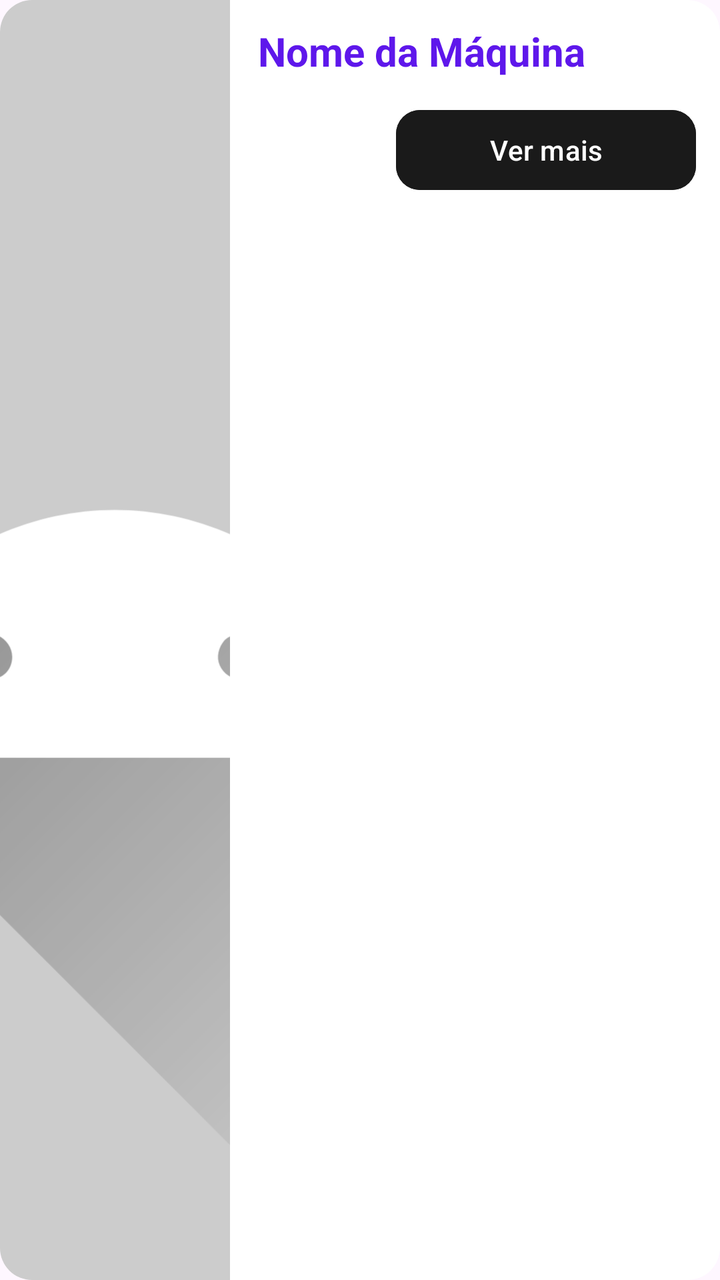
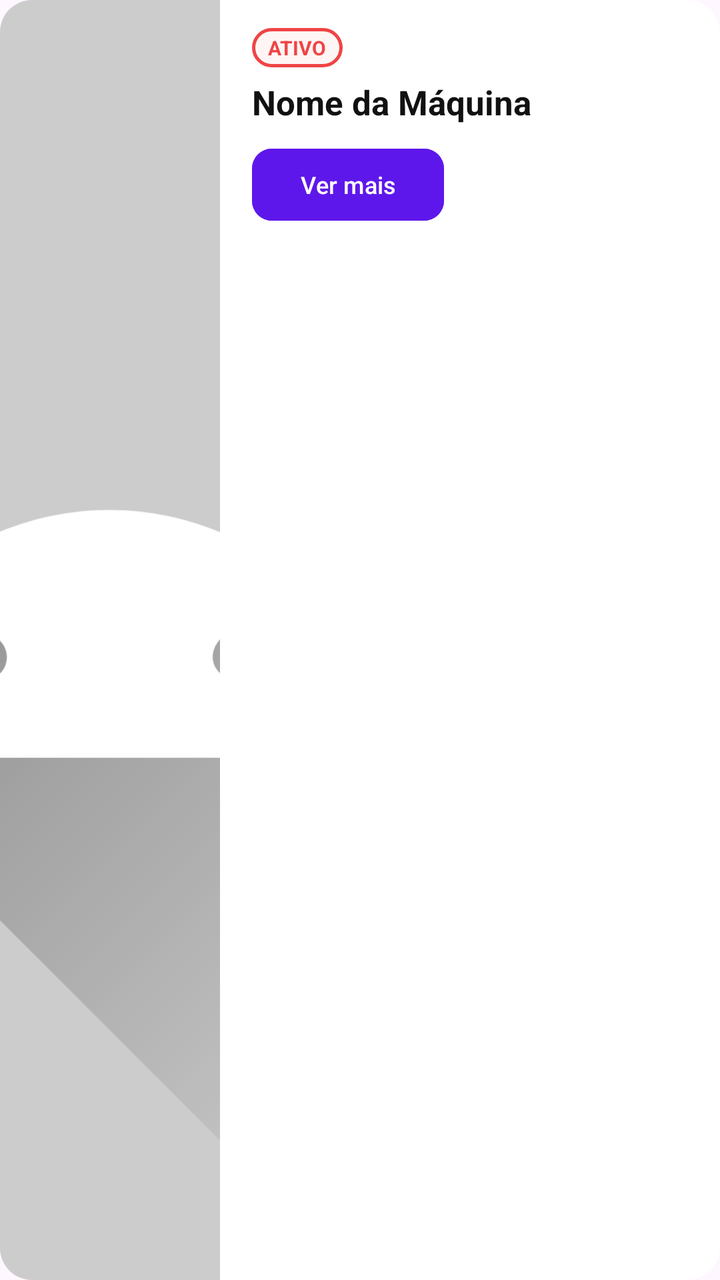

The first picture is an Android layout as it rendered before a commit; the second is the same layout after the commit. The layout source and the unified diff follow.
<!-- AndroidManifest.xml: application theme Theme.Orbis -->
<!-- res/layout/item_alerta.xml -->
<?xml version="1.0" encoding="utf-8"?>
<androidx.cardview.widget.CardView
    xmlns:android="http://schemas.android.com/apk/res/android"
    xmlns:app="http://schemas.android.com/apk/res-auto"
    android:layout_width="match_parent"
    android:layout_height="wrap_content"
    android:layout_marginBottom="12dp"
    app:cardCornerRadius="16dp"
    app:cardElevation="0dp"
    app:cardBackgroundColor="@color/white"
    app:strokeWidth="1.5dp"
    app:strokeColor="@color/border">

    <RelativeLayout
        android:layout_width="match_parent"
        android:layout_height="wrap_content">

        
        <ImageView
            android:id="@+id/imgAlerta"
            android:layout_width="115dp"
            android:layout_height="match_parent"
            android:minHeight="120dp"
            android:src="@drawable/ic_launcher_foreground"
            android:scaleType="centerCrop"
            android:background="@color/imageBackground"
            android:layout_alignParentStart="true"
            android:layout_alignParentTop="true"
            android:layout_alignParentBottom="true" />

        
        <LinearLayout
            android:layout_width="match_parent"
            android:layout_height="wrap_content"
            android:orientation="vertical"
            android:layout_toEndOf="@id/imgAlerta"
            android:padding="12dp"
            android:paddingStart="14dp">

            
            <TextView
                android:id="@+id/txtNomeVariavel"
                android:layout_width="wrap_content"
                android:layout_height="wrap_content"
                android:text="Nome da Máquina"
                android:textSize="20sp"
                android:textStyle="bold"
                android:textColor="@color/purple" />

            
            <Button
                android:id="@+id/btnVerMais"
                android:layout_width="150dp"
                android:layout_height="wrap_content"
                android:layout_marginTop="12dp"
                android:text="Ver mais"
                android:textColor="@color/white"
                android:layout_gravity="end"
                android:backgroundTint="@color/darkGray"
                app:cornerRadius="12dp" />

        </LinearLayout>

    </RelativeLayout>

</androidx.cardview.widget.CardView>
<!-- resources referenced by this layout -->
<resources>
  <color name="border">#E0E0E0</color>
  <color name="darkGray">#1A1A1A</color>
  <color name="imageBackground">#CCCCCC</color>
  <color name="purple">#5E17EB</color>
  <color name="white">#FFFFFF</color>
  <!-- drawable ic_launcher_foreground (drawable) -->
  <vector xmlns:android="http://schemas.android.com/apk/res/android"
      xmlns:aapt="http://schemas.android.com/aapt"
      android:width="108dp"
      android:height="108dp"
      android:viewportWidth="108"
      android:viewportHeight="108">
      <path android:pathData="M31,63.928c0,0 6.4,-11 12.1,-13.1c7.2,-2.6 26,-1.4 26,-1.4l38.1,38.1L107,108.928l-32,-1L31,63.928z">
          <aapt:attr name="android:fillColor">
              <gradient
                  android:endX="85.84757"
                  android:endY="92.4963"
                  android:startX="42.9492"
                  android:startY="49.59793"
                  android:type="linear">
                  <item
                      android:color="#44000000"
                      android:offset="0.0" />
                  <item
                      android:color="#00000000"
                      android:offset="1.0" />
              </gradient>
          </aapt:attr>
      </path>
      <path
          android:fillColor="#FFFFFF"
          android:fillType="nonZero"
          android:pathData="M65.3,45.828l3.8,-6.6c0.2,-0.4 0.1,-0.9 -0.3,-1.1c-0.4,-0.2 -0.9,-0.1 -1.1,0.3l-3.9,6.7c-6.3,-2.8 -13.4,-2.8 -19.7,0l-3.9,-6.7c-0.2,-0.4 -0.7,-0.5 -1.1,-0.3C38.8,38.328 38.7,38.828 38.9,39.228l3.8,6.6C36.2,49.428 31.7,56.028 31,63.928h46C76.3,56.028 71.8,49.428 65.3,45.828zM43.4,57.328c-0.8,0 -1.5,-0.5 -1.8,-1.2c-0.3,-0.7 -0.1,-1.5 0.4,-2.1c0.5,-0.5 1.4,-0.7 2.1,-0.4c0.7,0.3 1.2,1 1.2,1.8C45.3,56.528 44.5,57.328 43.4,57.328L43.4,57.328zM64.6,57.328c-0.8,0 -1.5,-0.5 -1.8,-1.2s-0.1,-1.5 0.4,-2.1c0.5,-0.5 1.4,-0.7 2.1,-0.4c0.7,0.3 1.2,1 1.2,1.8C66.5,56.528 65.6,57.328 64.6,57.328L64.6,57.328z"
          android:strokeWidth="1"
          android:strokeColor="#00000000" />
  </vector>
  <style name="Theme.Orbis" parent="Base.Theme.Orbis" />
  <style name="Base.Theme.Orbis" parent="Theme.Material3.DayNight.NoActionBar">
          
          
      </style>
</resources>

<!-- the commit's change to res/layout/item_alerta.xml (unified diff, before → after) -->
@@ -18,9 +18,9 @@
         
         <ImageView
             android:id="@+id/imgAlerta"
-            android:layout_width="115dp"
+            android:layout_width="110dp"
             android:layout_height="match_parent"
-            android:minHeight="120dp"
+            android:minHeight="130dp"
             android:src="@drawable/ic_launcher_foreground"
             android:scaleType="centerCrop"
             android:background="@color/imageBackground"
@@ -34,8 +34,23 @@
             android:layout_height="wrap_content"
             android:orientation="vertical"
             android:layout_toEndOf="@id/imgAlerta"
-            android:padding="12dp"
-            android:paddingStart="14dp">
+            android:padding="14dp"
+            android:paddingStart="16dp"
+            android:gravity="center_vertical">
+
+            
+            <TextView
+                android:id="@+id/txtStatusVariavel"
+                android:layout_width="wrap_content"
+                android:layout_height="wrap_content"
+                android:text="ATIVO"
+                android:textSize="10sp"
+                android:textStyle="bold"
+                android:textColor="@color/statusRed"
+                android:background="@drawable/badge_outline_red"
+                android:paddingHorizontal="8dp"
+                android:paddingVertical="3dp"
+                android:layout_marginBottom="6dp" />
 
             
             <TextView
@@ -43,21 +58,23 @@
                 android:layout_width="wrap_content"
                 android:layout_height="wrap_content"
                 android:text="Nome da Máquina"
-                android:textSize="20sp"
+                android:textSize="17sp"
                 android:textStyle="bold"
-                android:textColor="@color/purple" />
+                android:textColor="@color/black"
+                android:layout_marginBottom="12dp" />
 
             
-            <Button
+            <com.google.android.material.button.MaterialButton
                 android:id="@+id/btnVerMais"
-                android:layout_width="150dp"
-                android:layout_height="wrap_content"
-                android:layout_marginTop="12dp"
+                android:layout_width="wrap_content"
+                android:layout_height="36dp"
                 android:text="Ver mais"
                 android:textColor="@color/white"
-                android:layout_gravity="end"
-                android:backgroundTint="@color/darkGray"
-                app:cornerRadius="12dp" />
+                android:textSize="12sp"
+                android:backgroundTint="@color/purple"
+                android:insetTop="0dp"
+                android:insetBottom="0dp"
+                app:cornerRadius="10dp" />
 
         </LinearLayout>
 
<!-- resource entries referenced after the edit -->
@@ -1,10 +1,20 @@
 <!-- resources referenced by this layout -->
 <resources>
+  <color name="black">#111111</color>
   <color name="border">#E0E0E0</color>
-  <color name="darkGray">#1A1A1A</color>
   <color name="imageBackground">#CCCCCC</color>
   <color name="purple">#5E17EB</color>
+  <color name="statusRed">#EF4444</color>
   <color name="white">#FFFFFF</color>
+  <!-- drawable badge_outline_red (drawable) -->
+  <?xml version="1.0" encoding="utf-8"?>
+  <shape xmlns:android="http://schemas.android.com/apk/res/android">
+      <stroke
+          android:width="1.5dp"
+          android:color="@color/statusRed" />
+      <corners android:radius="12dp" />
+      <solid android:color="#0DEF4444" />
+  </shape>
   <!-- drawable ic_launcher_foreground (drawable) -->
   <vector xmlns:android="http://schemas.android.com/apk/res/android"
       xmlns:aapt="http://schemas.android.com/aapt"
